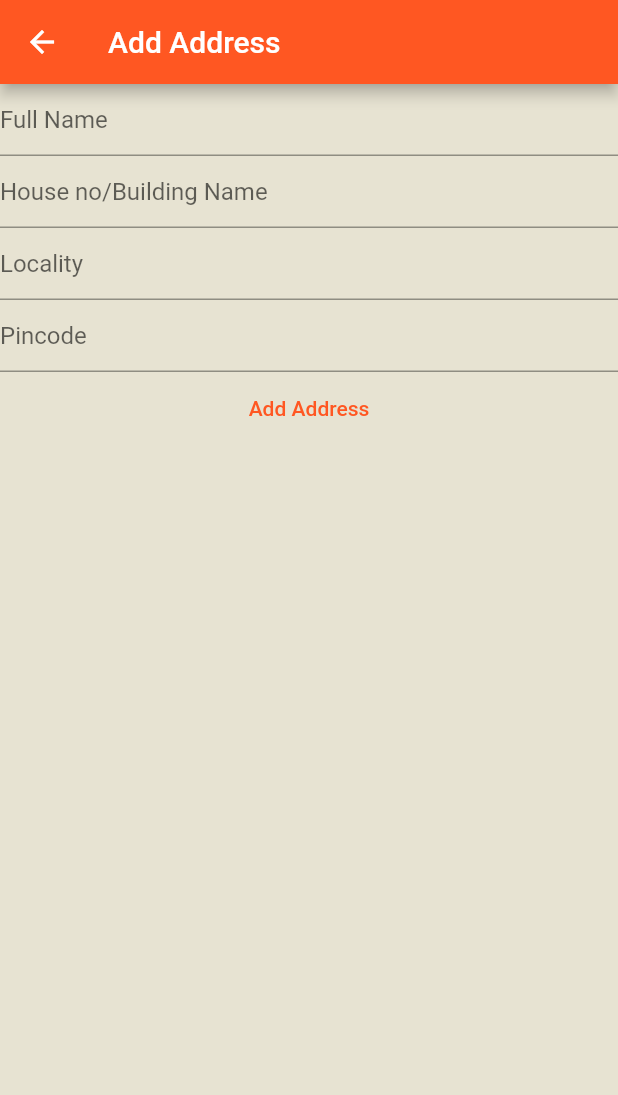
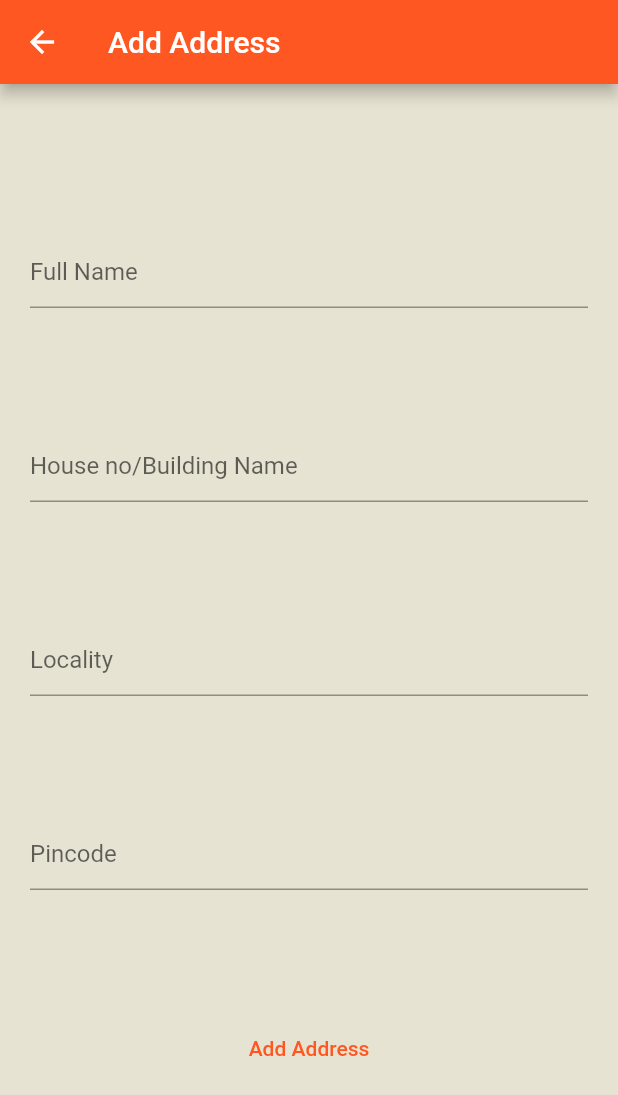
Before and after one commit to iamonesmo/shuelace, a Flutter app: the AddAddressScreen screen opened directly, on a phone screen of 412 x 824 dp. Shown: the top 1095 px of the screen. Run offline on Flutter 3.47's test engine with Material 2 defaults, Android fonts, the phone set to English and light mode, and no system bars; our stand-ins replace fluttertoast, form_field_validator, shared_preferences; missing offline and left inert: razorpay_flutter; accounts and stored records are empty.

Commit message:
more polished styling

```diff
--- a/lib/addAddressScreen.dart
+++ b/lib/addAddressScreen.dart
@@ -25,7 +25,10 @@ class _AddAddressScreenState extends State<AddAddressScreen> {
         title: Text('Add Address'),
       ),
       body: Center(
+        child: Padding(
+          padding: const EdgeInsets.all(20.0),
           child: Column(
+            mainAxisAlignment: MainAxisAlignment.spaceEvenly,
             children: [
               TextFormField(
                 style: TextStyle(),
@@ -66,7 +69,8 @@ class _AddAddressScreenState extends State<AddAddressScreen> {
                       AccountScreen();
                     });
                     print(address + " in add address screen");
-                  Navigator.pop(context, MaterialPageRoute(builder: (context) {
+                    Navigator.pop(context,
+                        MaterialPageRoute(builder: (context) {
                       return AccountScreen();
                     }));
                   },
@@ -74,6 +78,7 @@ class _AddAddressScreenState extends State<AddAddressScreen> {
             ],
           ),
         ),
+      ),
     );
   }
 }
--- a/lib/login.dart
+++ b/lib/login.dart
@@ -103,6 +103,7 @@ class _LoginState extends State<Login> {
                   Padding(
                     padding: const EdgeInsets.only(top: 10.0),
                     child: TextFormField(
+                      obscureText: true,
                       style: TextStyle(),
                       validator: validatePassword,
                       controller: _passwordController,
--- a/lib/register.dart
+++ b/lib/register.dart
@@ -91,6 +91,7 @@ class _RegisterState extends State<Register> {
                     padding: const EdgeInsets.all(10.0),
                     child: TextFormField(
                         style: TextStyle(),
+                        obscureText: true,
                         controller: _passwordController,
                         validator: validatePassword,
                         decoration: InputDecoration(
```
Lines whose indentation alone changed are shown as unchanged.
